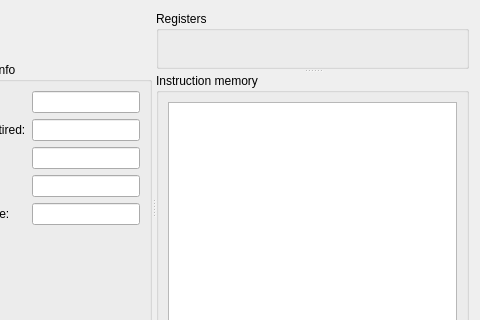
Old version of the form src/processortab.ui in the repository mortbopet/Ripes; both pictures show x 388 to 868 and y 0 to 320 of the 868 by 413 pixel window.
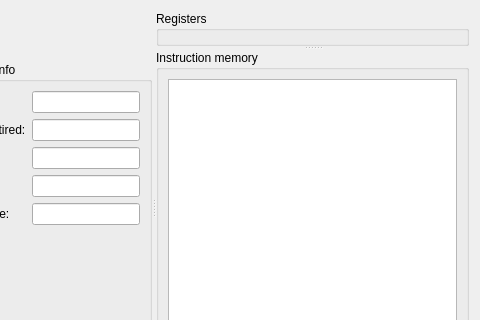
New version of the form. Custom widgets are drawn as their Qt base class.

Commit message: Add support for multiple register files

```diff
--- a/src/processortab.ui
+++ b/src/processortab.ui
@@ -287,8 +287,20 @@
              <string>Registers</string>
             </property>
             <layout class="QGridLayout" name="gridLayout_2">
+             <property name="leftMargin">
+              <number>0</number>
+             </property>
+             <property name="topMargin">
+              <number>0</number>
+             </property>
+             <property name="rightMargin">
+              <number>0</number>
+             </property>
+             <property name="bottomMargin">
+              <number>0</number>
+             </property>
              <item row="0" column="0">
-              <widget class="RegisterWidget" name="registerWidget" native="true">
+              <widget class="RegisterContainerWidget" name="registerContainerWidget" native="true">
                <property name="sizePolicy">
                 <sizepolicy hsizetype="Preferred" vsizetype="MinimumExpanding">
                  <horstretch>0</horstretch>
@@ -300,6 +312,12 @@
             </layout>
            </widget>
            <widget class="QGroupBox" name="groupBox_3">
+            <property name="sizePolicy">
+             <sizepolicy hsizetype="Preferred" vsizetype="MinimumExpanding">
+              <horstretch>0</horstretch>
+              <verstretch>0</verstretch>
+             </sizepolicy>
+            </property>
             <property name="minimumSize">
              <size>
               <width>250</width>
@@ -334,9 +352,9 @@
  </widget>
  <customwidgets>
   <customwidget>
-   <class>RegisterWidget</class>
+   <class>RegisterContainerWidget</class>
    <extends>QWidget</extends>
-   <header>registerwidget.h</header>
+   <header>registercontainerwidget.h</header>
    <container>1</container>
   </customwidget>
   <customwidget>
```
The commit also changes 24 other files.
